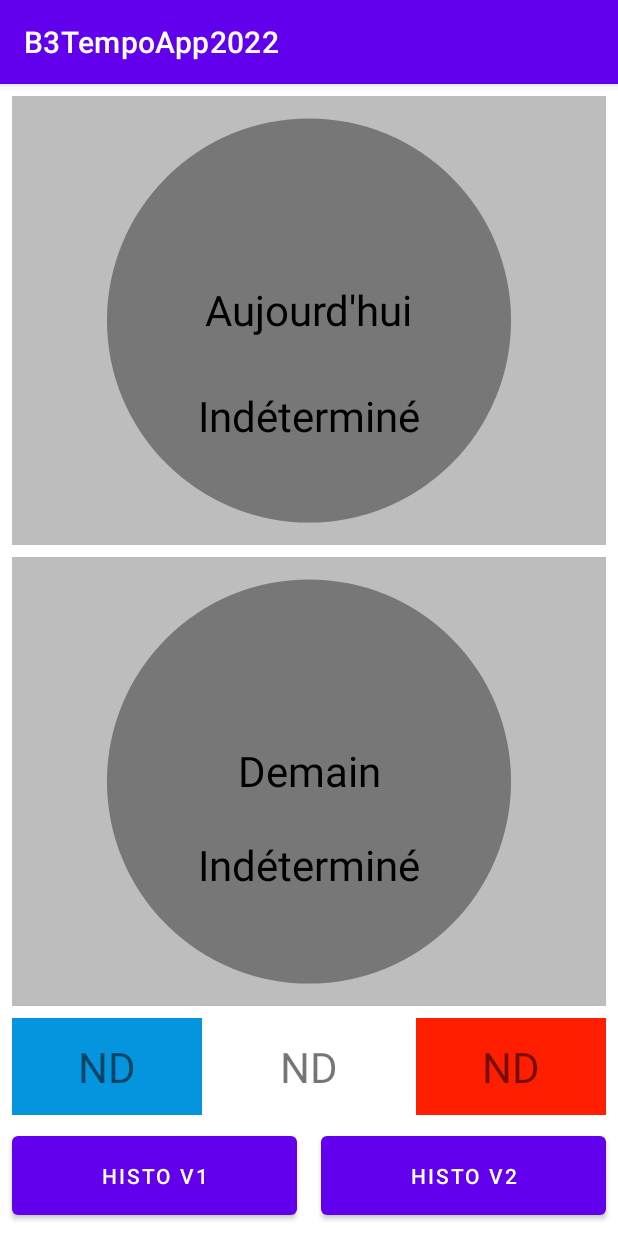
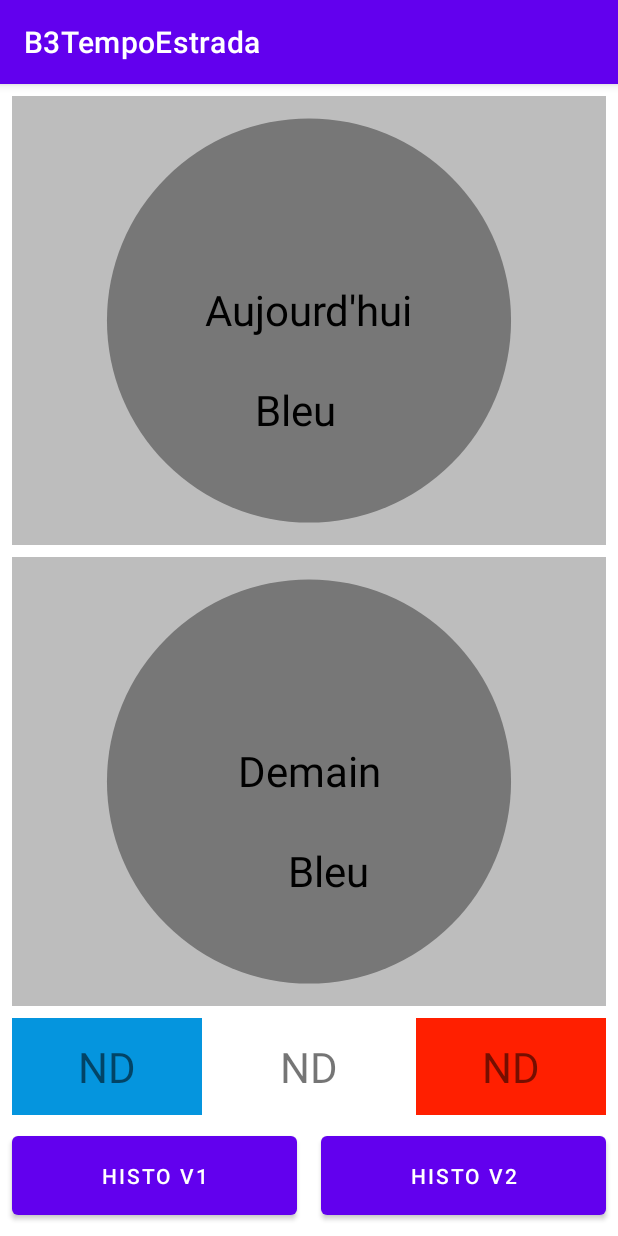
Before and after one commit to Arseid/B3TempoESTRADA, an Android app: the screen it shows after launch (MainActivity), on a phone screen of 412 x 824 dp. Run offline under Robolectric (Android 15) with nearby library versions, the phone set to English and light mode, and no system bars; network calls fail.

Commit message:
Evolution 1 fix textfield into drawing

```diff
--- a/app/src/main/java/edu/ynov/b3tempoestrada/DayColorView.java
+++ b/app/src/main/java/edu/ynov/b3tempoestrada/DayColorView.java
@@ -19,6 +19,7 @@ public class DayColorView extends View {
     private static final float CIRCLE_SCALE = 0.9f; // circle will occupy 90% of room's view
     // Custom attributes data model
     private String captionText;
+    private String colorText="Bleu";
     private int captionColor = Color.BLACK;
     private float captionTextSize = 0;
     private int dayCircleColor = Color.GRAY;
@@ -117,6 +118,16 @@ public class DayColorView extends View {
                 paddingLeft + (contentWidth - mTextWidth) / 2,
                 paddingTop + (contentHeight + mTextHeight) / 2,
                 textPaint);
+
+
+        canvas.drawText(colorText,
+                paddingLeft + ((contentWidth - mTextWidth) / 2)+50,
+                paddingTop + ((contentHeight + mTextHeight) / 2) +100,
+                textPaint);
+    }
+
+    public void setColorText(String colorText){
+        this.colorText=colorText;
     }
 
     public void setDayCircleColor(TempoColor color) {
--- a/app/src/main/res/layout-land/activity_main.xml
+++ b/app/src/main/res/layout-land/activity_main.xml
@@ -24,19 +24,6 @@
         app:layout_constraintStart_toStartOf="parent"
         app:layout_constraintTop_toTopOf="parent" />
 
-    <TextView
-        android:id="@+id/color_today_dcv"
-        android:layout_width="wrap_content"
-        android:layout_height="wrap_content"
-        android:text="@string/tempo_undecided_color_text"
-        android:textColor="@color/black"
-        android:textSize="@dimen/tempo_color_text_size"
-        android:layout_marginBottom="125dp"
-        app:layout_constraintBottom_toBottomOf="parent"
-        app:layout_constraintRight_toLeftOf="@+id/tomorrow_dcv"
-        app:layout_constraintLeft_toLeftOf="parent"
-        />
-
     <edu.ynov.b3tempoestrada.DayColorView
         android:id="@+id/tomorrow_dcv"
         android:layout_width="0dp"
@@ -53,19 +40,6 @@
         app:layout_constraintEnd_toStartOf="@+id/white_days_tv"
         app:layout_constraintStart_toEndOf="@+id/today_dcv"
         app:layout_constraintTop_toTopOf="parent" />
-
-    <TextView
-        android:id="@+id/color_tomorrow_dcv"
-        android:layout_width="wrap_content"
-        android:layout_height="wrap_content"
-        android:text="@string/tempo_undecided_color_text"
-        android:textColor="@color/black"
-        android:textSize="@dimen/tempo_color_text_size"
-        android:layout_marginBottom="125dp"
-        app:layout_constraintBottom_toBottomOf="parent"
-        app:layout_constraintRight_toLeftOf="@+id/guideline"
-        app:layout_constraintLeft_toRightOf="@+id/today_dcv"
-        />
 
     <androidx.constraintlayout.widget.Guideline
         android:id="@+id/guideline"
--- a/app/src/main/res/layout/activity_main.xml
+++ b/app/src/main/res/layout/activity_main.xml
@@ -23,19 +23,6 @@
         app:layout_constraintStart_toStartOf="parent"
         app:layout_constraintTop_toTopOf="parent" />
 
-    <TextView
-        android:id="@+id/color_today_dcv"
-        android:layout_width="wrap_content"
-        android:layout_height="wrap_content"
-        android:text="@string/tempo_undecided_color_text"
-        android:textColor="@color/black"
-        android:textSize="@dimen/tempo_color_text_size"
-        android:layout_marginBottom="75dp"
-        app:layout_constraintBottom_toTopOf="@+id/tomorrow_dcv"
-        app:layout_constraintLeft_toLeftOf="parent"
-        app:layout_constraintRight_toRightOf="parent"
-        />
-
     <edu.ynov.b3tempoestrada.DayColorView
         android:id="@+id/tomorrow_dcv"
         android:layout_width="0dp"
@@ -52,19 +39,6 @@
         app:layout_constraintHorizontal_bias="0.5"
         app:layout_constraintStart_toStartOf="parent"
         app:layout_constraintTop_toBottomOf="@+id/today_dcv" />
-
-    <TextView
-        android:id="@+id/color_tomorrow_dcv"
-        android:layout_width="wrap_content"
-        android:layout_height="wrap_content"
-        android:text="@string/tempo_undecided_color_text"
-        android:textColor="@color/black"
-        android:textSize="@dimen/tempo_color_text_size"
-        android:layout_marginBottom="75dp"
-        app:layout_constraintBottom_toTopOf="@+id/guideline2"
-        app:layout_constraintLeft_toLeftOf="parent"
-        app:layout_constraintRight_toRightOf="parent"
-        />
 
     <androidx.constraintlayout.widget.Guideline
         android:id="@+id/guideline2"
--- a/app/src/main/res/values/strings.xml
+++ b/app/src/main/res/values/strings.xml
@@ -1,5 +1,5 @@
 <resources>
-    <string name="app_name">B3TempoApp2022</string>
+    <string name="app_name">B3TempoEstrada</string>
 
     <string name="dcv_tomorrow_tx">Demain</string>
     <string name="dcv_today_tx">Aujourd\'hui</string>
```
Also changed, not shown: app/src/main/java/edu/ynov/b3tempoestrada/MainActivity.java (+12 -12 lines), 1 other file.
